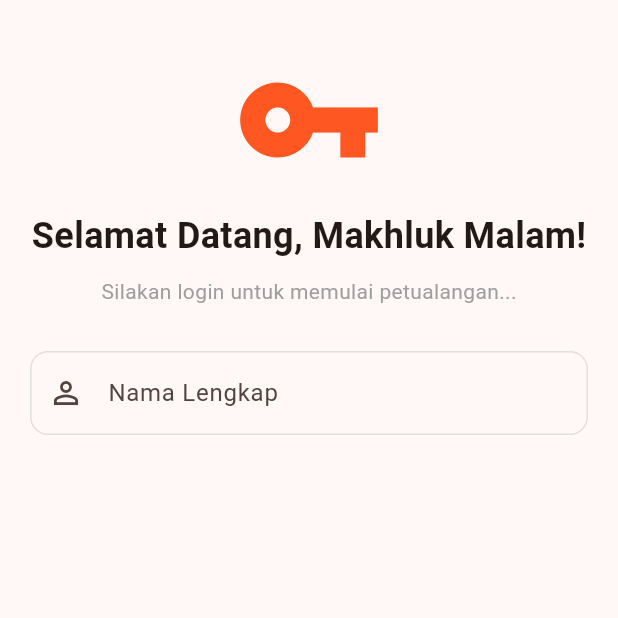
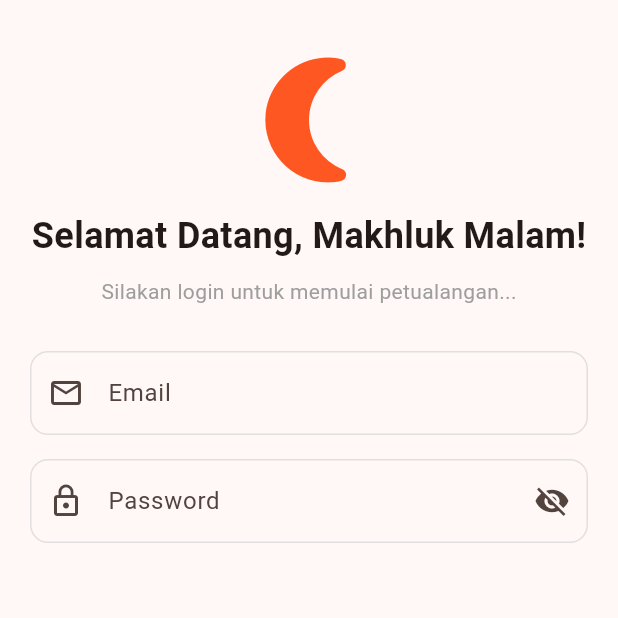
Before and after one commit to WhoIsR/-KB1179-1123150172-uts, a Flutter app: the Login screen opened directly, on a phone screen of 412 x 824 dp, the top half of it. Run offline on Flutter 3.47's test engine with Material 3 defaults, Android fonts, the phone set to English and light mode, and no system bars.

Commit message:
menambahkan input Password

```diff
--- a/lib/screen/login.dart
+++ b/lib/screen/login.dart
@@ -13,7 +13,11 @@ class Login extends StatelessWidget {
             child: Column(
               children: [
                 SizedBox(height: 10),
-                Icon(Icons.vpn_key, size: 100, color: Colors.deepOrange),
+                Icon(
+                  Icons.nightlight_round,
+                  size: 100,
+                  color: Colors.deepOrange,
+                ),
                 SizedBox(height: 10),
                 Text(
                   "Selamat Datang, Makhluk Malam!",
@@ -29,9 +33,33 @@ class Login extends StatelessWidget {
                 TextField(
                   keyboardType: TextInputType.emailAddress,
                   decoration: InputDecoration(
-                    labelText: 'Nama Lengkap',
-                    hintText: 'Masukkan nama lengkapmu',
-                    prefixIcon: const Icon(Icons.person_outline),
+                    labelText: 'Email',
+                    hintText: 'Masukkan email kamu',
+                    prefixIcon: const Icon(Icons.email_outlined),
+                    border: OutlineInputBorder(
+                      borderRadius: BorderRadius.circular(12.0),
+                    ),
+                    enabledBorder: OutlineInputBorder(
+                      borderRadius: BorderRadius.circular(12),
+                      borderSide: BorderSide(color: Colors.grey[300]!),
+                    ),
+                    focusedBorder: OutlineInputBorder(
+                      borderRadius: BorderRadius.circular(12),
+                      borderSide: BorderSide(
+                        color: Colors.blueAccent,
+                        width: 2,
+                      ),
+                    ),
+                  ),
+                ),
+                SizedBox(height: 16),
+                TextField(
+                  obscureText: true,
+                  decoration: InputDecoration(
+                    labelText: 'Password',
+                    hintText: 'Masukkan password kamu',
+                    prefixIcon: const Icon(Icons.lock_outline),
+                    suffixIcon: const Icon(Icons.visibility_off),
                     border: OutlineInputBorder(
                       borderRadius: BorderRadius.circular(12.0),
                     ),
```
